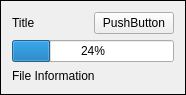
Qt form Plugins/WebBrowser/FrmDownload.ui (KangLin/RabbitRemoteControl) before a commit.
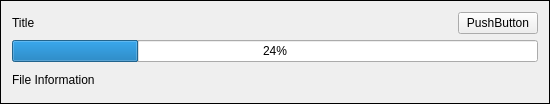
The same form after that commit.

Patch:
```diff
--- a/Plugins/WebBrowser/FrmDownload.ui
+++ b/Plugins/WebBrowser/FrmDownload.ui
@@ -6,8 +6,8 @@
    <rect>
     <x>0</x>
     <y>0</y>
-    <width>186</width>
-    <height>95</height>
+    <width>550</width>
+    <height>104</height>
    </rect>
   </property>
   <property name="windowTitle">
```
Left out of the diff: 2 changed lines with no effect on the pictures.
